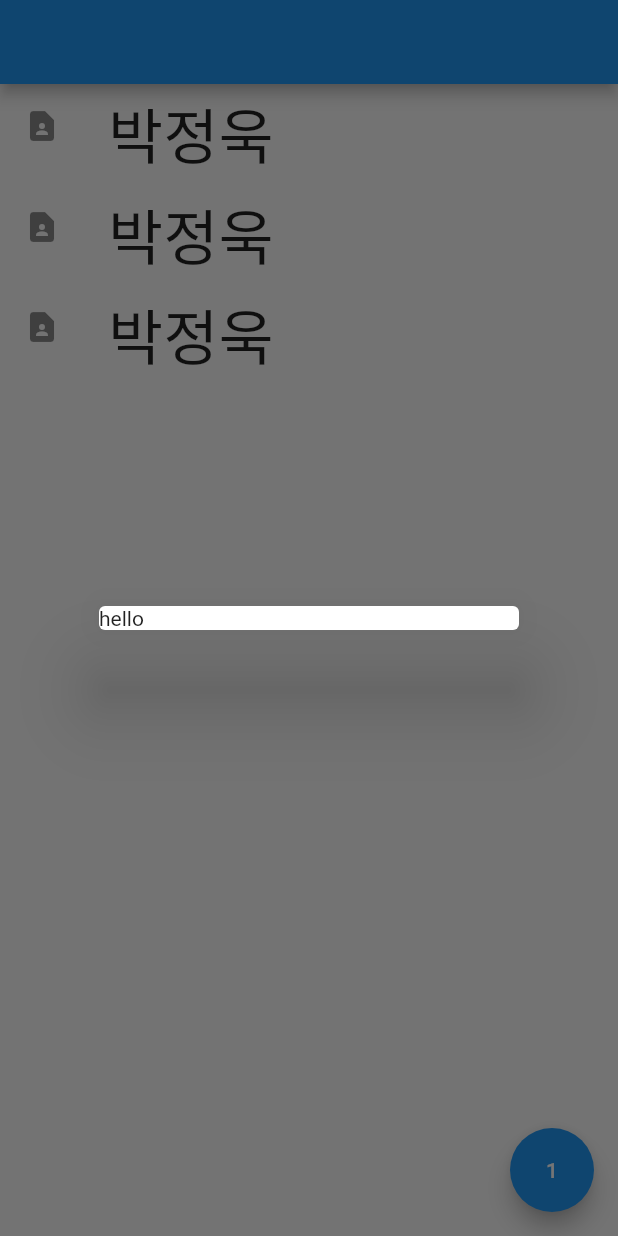
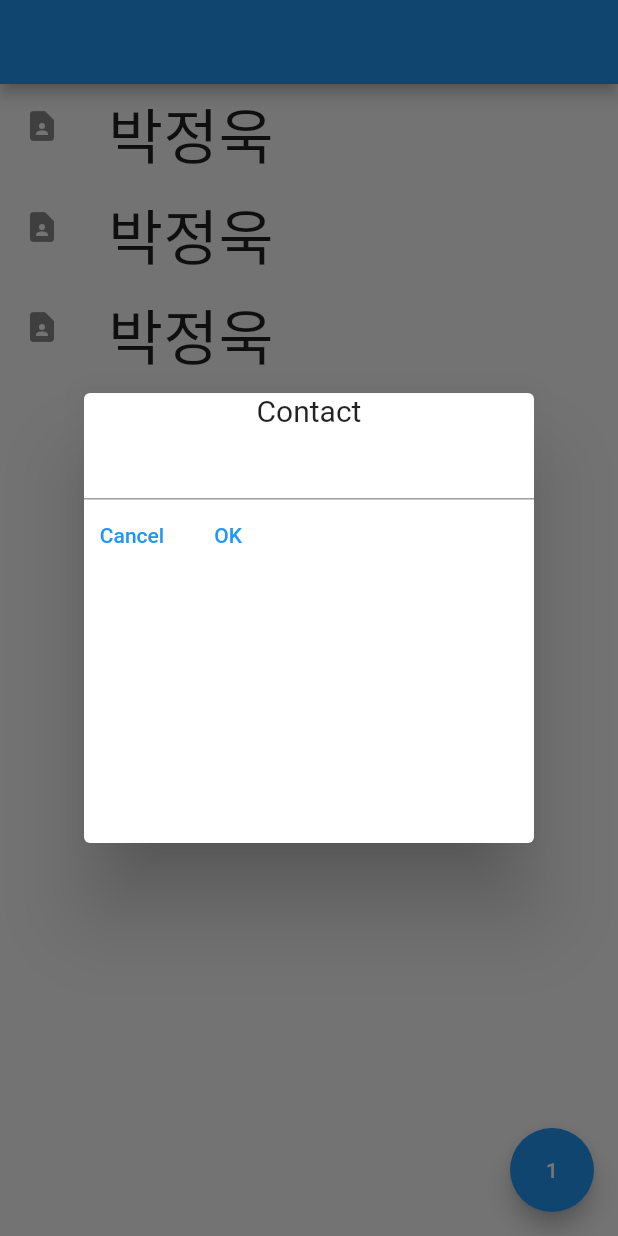
Before and after one commit to 00jup/flutter_study, a Flutter app: the screen it shows after launch, after a tap on an icon or button, on a phone screen of 412 x 824 dp. Run offline on Flutter 3.47's test engine with Material 2 defaults, Android fonts, the phone set to English and light mode, and no system bars.

Commit message:
dialog SizedBox, onPressed:(){ Navigator.pop(context) }

```diff
--- a/lib/main.dart
+++ b/lib/main.dart
@@ -1,9 +1,7 @@
 import 'package:flutter/material.dart';
 
 void main() {
-  runApp(
-      MaterialApp(
-          home: MyApp()));
+  runApp(MaterialApp(home: MyApp()));
 }
 
 class MyApp extends StatefulWidget {
@@ -31,8 +29,36 @@ class _MyAppState extends State<MyApp> {
           onPressed: () {
             print(context.findAncestorWidgetOfExactType<MaterialApp>());
             print('1');
-            showDialog(context: context, builder: (context) {
-              return Dialog(child: Text("hello"));
+            showDialog(
+                context: context,
+                builder: (context) {
+                  return Dialog(
+                      child: SizedBox(
+                          width: 300,
+                          height: 300,
+                          child: Column(
+                            children: [
+                              Text(
+                                "Contact",
+                                style: TextStyle(
+                                    fontSize: 20, fontWeight: FontWeight.w400),
+                              ),
+                              TextField(),
+                              Container(
+                                child: Row(
+                                  children: [
+                                    TextButton(
+                                        onPressed: () {
+                                          Navigator.pop(context);
+                                        },
+                                        child: Text("Cancel")),
+                                    TextButton(
+                                        onPressed: () {}, child: Text("OK")),
+                                  ],
+                                ),
+                              )
+                            ],
+                          )));
                 });
           },
         ),
@@ -44,13 +70,10 @@ class _MyAppState extends State<MyApp> {
             //print(i); //debuggin 가능함.
             return ListTile(
               leading: Icon(Icons.contact_page),
-
               title: Text(
                 "박정욱",
-                    style: TextStyle(
-                        fontSize: 40.0, fontWeight: FontWeight.w300),
+                style: TextStyle(fontSize: 40.0, fontWeight: FontWeight.w300),
               ),
-
             );
           },
         )
```
Lines whose indentation alone changed are shown as unchanged.
